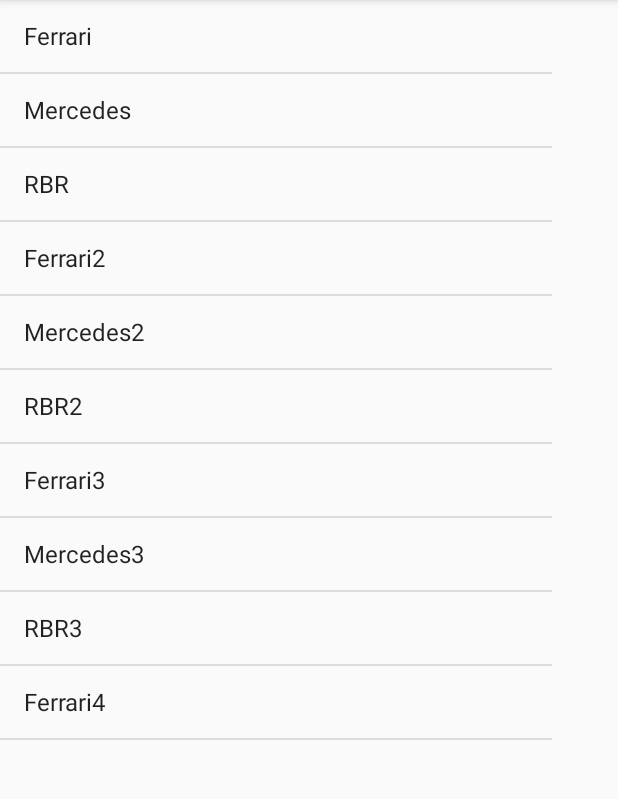
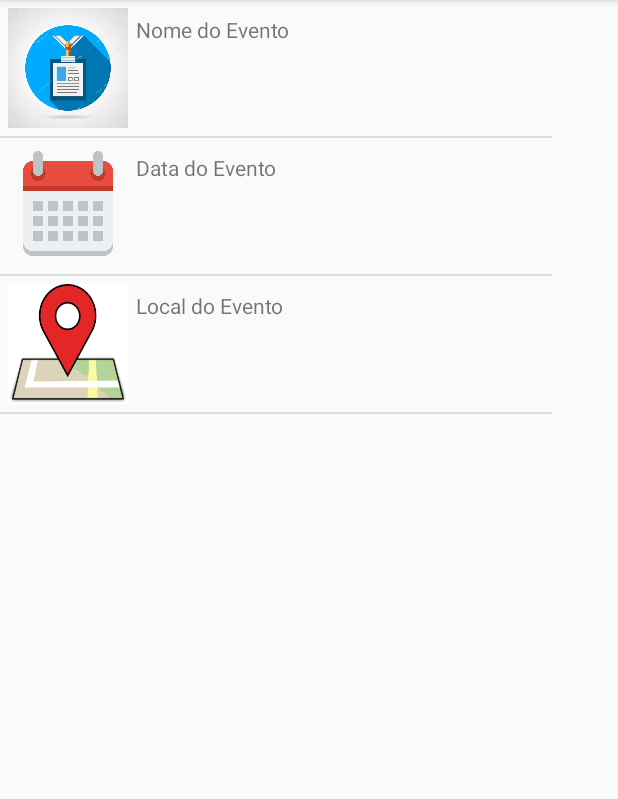
Before and after one commit to higorbhermes/Trabalho02-2017--2, an Android app: the screen it shows after launch (MainActivity), on a phone screen of 412 x 824 dp, the part 84-883 px from its top. Run offline under Robolectric (Android 15) with nearby library versions, the phone set to English and light mode, and no system bars.

Commit message:
Itens na Tela Principal

```diff
--- a/app/src/main/java/br/iff/pooa20172/trabalho02_2017_2/MainActivity.java
+++ b/app/src/main/java/br/iff/pooa20172/trabalho02_2017_2/MainActivity.java
@@ -5,16 +5,32 @@ import android.os.Bundle;
 import android.widget.ListView;
 import android.widget.ArrayAdapter;
 
+import java.util.ArrayList;
+
 public class MainActivity extends AppCompatActivity {
-
+    @Override
     protected void onCreate(Bundle savedInstanceState) {
         super.onCreate(savedInstanceState);
         setContentView(R.layout.activity_main);
 
         ListView lista = (ListView) findViewById(R.id.lvEquipes);
 
-        ArrayAdapter adapter = ArrayAdapter.createFromResource(this,R.array.equipes,android.R.layout.simple_list_item_1);
+        final ArrayList<Evento> evento = adicionarEvento();
+
+        ArrayAdapter adapter = new EventoAdapter(this, evento);
+        lista.setAdapter(adapter);
 
         lista.setAdapter(adapter);
     }
+
+    private ArrayList<Evento> adicionarEvento() {
+        ArrayList<Evento> evento = new ArrayList<Evento>();
+        Evento e = new Evento("Nome do Evento", R.drawable.nome);
+        evento.add(e);
+        Evento f = new Evento("Data do Evento", R.drawable.data);
+        evento.add(f);
+        Evento g = new Evento("Local do Evento", R.drawable.local);
+        evento.add(g);
+        return evento;
+    }
 }
```
Also changed, not shown: app/src/main/res/drawable/data.png (added), app/src/main/res/drawable/local.png (added).
